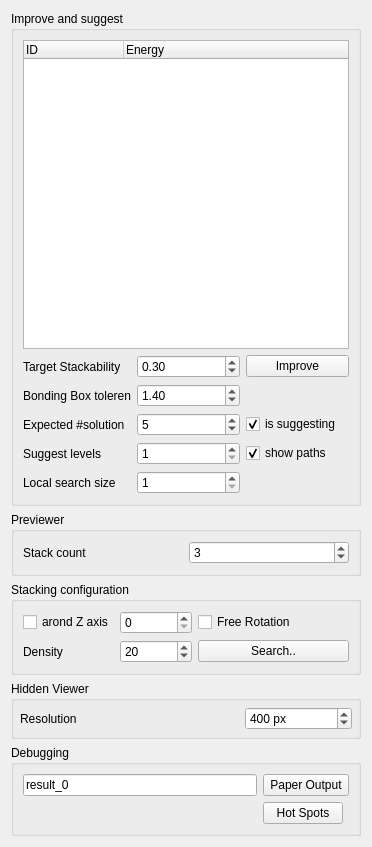
Old version of the form Stacker/StackerWidget.ui in the repository HonghuaLi/stacker.
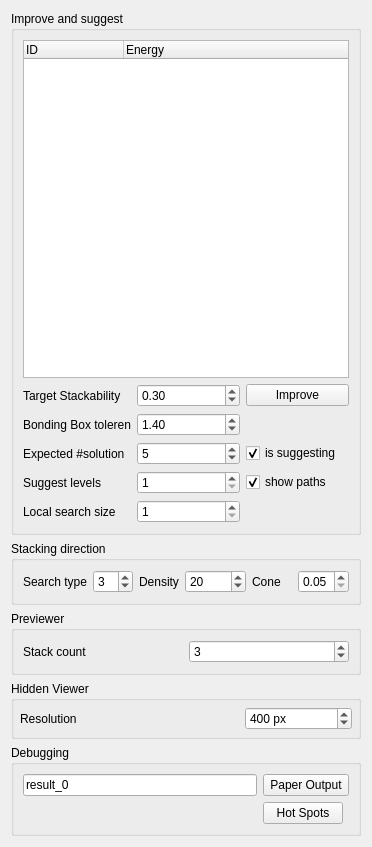
New version of the form.

Commit message: Killed bugs for searching stacking direction. Redefined stackability.

What changed in the file:
```diff
--- a/Stacker/StackerWidget.ui
+++ b/Stacker/StackerWidget.ui
@@ -26,54 +26,37 @@
    <string>Form</string>
   </property>
   <layout class="QGridLayout" name="gridLayout_2">
-   <item row="2" column="0">
+   <item row="1" column="0">
     <widget class="QGroupBox" name="stackingConfigBox">
      <property name="title">
-      <string>Stacking configuration</string>
+      <string>Stacking direction</string>
      </property>
      <layout class="QGridLayout" name="gridLayout_5">
-      <item row="5" column="4" colspan="2">
-       <widget class="QPushButton" name="searchDirectionButton">
-        <property name="text">
-         <string>Search..</string>
-        </property>
-       </widget>
-      </item>
       <item row="3" column="2">
        <widget class="QSpinBox" name="searchAxisID">
         <property name="maximum">
-         <number>2</number>
+         <number>4</number>
         </property>
-       </widget>
-      </item>
-      <item row="3" column="4" colspan="2">
-       <widget class="QCheckBox" name="rotFreeForm">
-        <property name="text">
-         <string>Free Rotation</string>
+        <property name="value">
+         <number>3</number>
         </property>
        </widget>
       </item>
-      <item row="3" column="0">
-       <widget class="QCheckBox" name="rotAroundAxis">
-        <property name="enabled">
-         <bool>true</bool>
-        </property>
-        <property name="text">
-         <string>arond Z axis</string>
-        </property>
-        <property name="checked">
-         <bool>false</bool>
-        </property>
-       </widget>
-      </item>
-      <item row="5" column="0">
+      <item row="3" column="3">
        <widget class="QLabel" name="label_12">
         <property name="text">
          <string>Density</string>
         </property>
        </widget>
       </item>
-      <item row="5" column="2">
+      <item row="3" column="0">
+       <widget class="QLabel" name="label_4">
+        <property name="text">
+         <string>Search type</string>
+        </property>
+       </widget>
+      </item>
+      <item row="3" column="4">
        <widget class="QSpinBox" name="searchDensity">
         <property name="minimum">
          <number>2</number>
@@ -86,6 +69,29 @@
         </property>
        </widget>
       </item>
+      <item row="3" column="5">
+       <widget class="QLabel" name="label_5">
+        <property name="text">
+         <string>Cone</string>
+        </property>
+       </widget>
+      </item>
+      <item row="3" column="6">
+       <widget class="QDoubleSpinBox" name="coneSize">
+        <property name="minimum">
+         <double>0.050000000000000</double>
+        </property>
+        <property name="maximum">
+         <double>1.000000000000000</double>
+        </property>
+        <property name="singleStep">
+         <double>0.050000000000000</double>
+        </property>
+        <property name="value">
+         <double>0.050000000000000</double>
+        </property>
+       </widget>
+      </item>
      </layout>
     </widget>
    </item>
@@ -160,7 +166,7 @@
      </layout>
     </widget>
    </item>
-   <item row="1" column="0">
+   <item row="2" column="0">
     <widget class="QGroupBox" name="previewBox">
      <property name="title">
       <string>Previewer</string>
```
Left out of the diff: 6 changed lines with no effect on the pictures. The commit also changes 11 other files.
